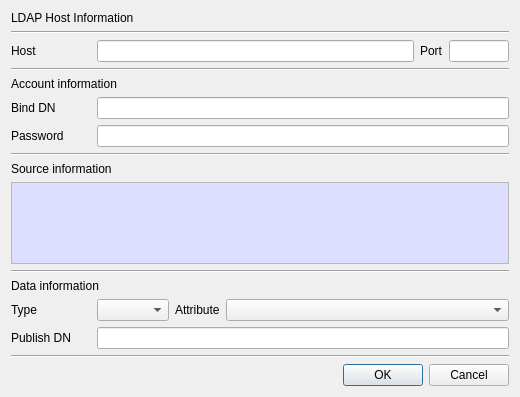
This is CertMan/pub_ldap_dlg.ui in jykim74/CertMan as Qt 5 draws it before an edit. The edited form follows.
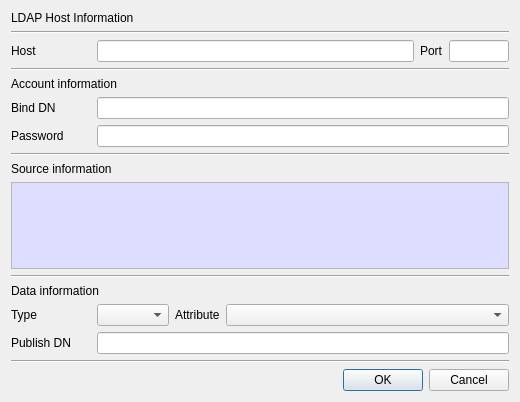
This is the edited form.

```diff
--- a/CertMan/pub_ldap_dlg.ui
+++ b/CertMan/pub_ldap_dlg.ui
@@ -7,7 +7,7 @@
     <x>0</x>
     <y>0</y>
     <width>520</width>
-    <height>397</height>
+    <height>402</height>
    </rect>
   </property>
   <property name="windowTitle">
```
